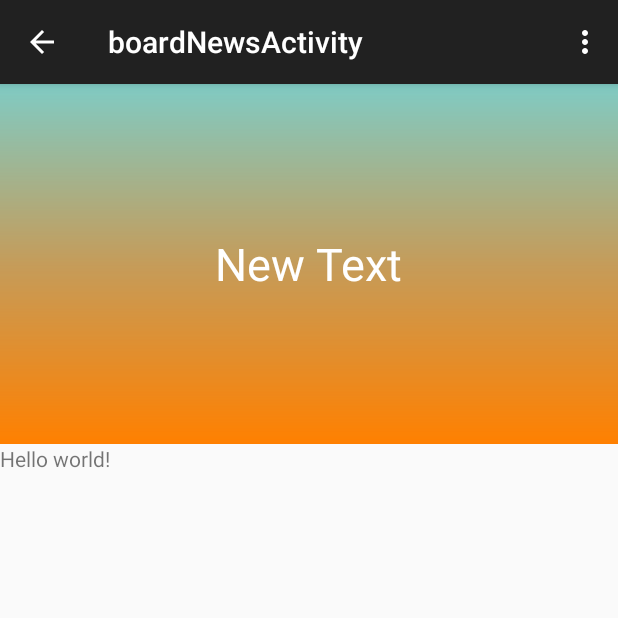
After one commit to Fesswood/boardRider, an Android app: the boardNewsActivity screen opened directly, with no data from a screen before it, on a phone screen of 412 x 824 dp, the top half of it. The commit adds this screen. Run offline under Robolectric (Android 15) with nearby library versions, the phone set to English and light mode, and no system bars; our stand-ins replace Picasso, Volley; network calls fail; pictures from the network do not load; 4 statements that could not run were skipped.

Commit message:
Add News Activity and fragment, add save data instance on screen rotate.

```diff
--- /dev/null
+++ b/app/src/main/java/goodline/info/boardrider/boardNewsActivity.java
@@ -0,0 +1,39 @@
+package goodline.info.boardrider;
+
+import android.support.v7.app.ActionBarActivity;
+import android.os.Bundle;
+import android.view.Menu;
+import android.view.MenuItem;
+
+
+public class boardNewsActivity extends ActionBarActivity {
+
+    @Override
+    protected void onCreate(Bundle savedInstanceState) {
+        super.onCreate(savedInstanceState);
+        setContentView(R.layout.activity_board_news);
+    }
+
+
+    @Override
+    public boolean onCreateOptionsMenu(Menu menu) {
+        // Inflate the menu; this adds items to the action bar if it is present.
+        getMenuInflater().inflate(R.menu.menu_board_news, menu);
+        return true;
+    }
+
+    @Override
+    public boolean onOptionsItemSelected(MenuItem item) {
+        // Handle action bar item clicks here. The action bar will
+        // automatically handle clicks on the Home/Up button, so long
+        // as you specify a parent activity in AndroidManifest.xml.
+        int id = item.getItemId();
+
+        //noinspection SimplifiableIfStatement
+        if (id == R.id.action_settings) {
+            return true;
+        }
+
+        return super.onOptionsItemSelected(item);
+    }
+}
--- /dev/null
+++ b/app/src/main/java/goodline/info/boardrider/boardNewsFragment.java
@@ -0,0 +1,195 @@
+package goodline.info.boardrider;
+
+import android.app.ActionBar;
+import android.content.res.Resources;
+import android.graphics.Bitmap;
+import android.graphics.Canvas;
+import android.graphics.drawable.BitmapDrawable;
+import android.graphics.drawable.Drawable;
+import android.os.AsyncTask;
+import android.support.v4.app.Fragment;
+import android.os.Bundle;
+import android.text.Html;
+import android.util.Log;
+import android.view.LayoutInflater;
+import android.view.View;
+import android.view.ViewGroup;
+import android.widget.ImageView;
+import android.widget.TextView;
+import android.widget.Toast;
+import android.widget.Toolbar;
+
+import com.android.volley.Request;
+import com.android.volley.Response;
+import com.android.volley.VolleyError;
+import com.android.volley.toolbox.StringRequest;
+import com.squareup.picasso.Picasso;
+
+import org.jsoup.Jsoup;
+import org.jsoup.nodes.Document;
+import org.jsoup.nodes.Element;
+import org.jsoup.select.Elements;
+
+import java.util.ArrayList;
+
+import valleyapp.VolleyApplication;
+
+
+/**
+ * A placeholder fragment containing a simple view.
+ */
+public class boardNewsFragment extends Fragment {
+
+    private static final String TAG= "boardNewsFragment";
+    private ImageView mTitleImageView;
+    private TextView mTitleView;
+    private TextView mArticleView;
+    private BoardNews mBoardNews;
+
+    public boardNewsFragment() {
+
+    }
+
+    @Override
+    public void onActivityCreated(Bundle savedInstanceState) {
+        super.onActivityCreated(savedInstanceState);
+
+        mBoardNews      = (BoardNews) getActivity().getIntent().getParcelableExtra(BoardRiderFragment.SELECTED_NEWS);
+        mTitleImageView = (ImageView)getView().findViewById(R.id.title_image);
+        mTitleView      = (TextView) getView().findViewById(R.id.titleView);
+        mArticleView      = (TextView) getView().findViewById(R.id.article_content);
+        mTitleView.setText(mBoardNews.getTitle());
+
+
+        Picasso.with(getActivity())
+                .load(mBoardNews.getImageUrl())
+                .fit()
+                .centerCrop()
+                .into(mTitleImageView);
+
+        getActivity().setTitle(mBoardNews.getTitle());
+        fetchArticle();
+    }
+
+    @Override
+    public View onCreateView(LayoutInflater inflater, ViewGroup container,
+                             Bundle savedInstanceState) {
+        return inflater.inflate(R.layout.fragment_board_news, container, false);
+    }
+    private void fetchArticle(){
+
+        StringRequest stringRequest;
+            stringRequest = new StringRequest(Request.Method.GET, mBoardNews.getArticleUrl(),
+                    new Response.Listener<String>() {
+                        @Override
+                        public void onResponse(String response) {
+                            String articleHTML = parseArticle(response);
+                            mArticleView.setText(Html.fromHtml(articleHTML,
+                                                 new PicassoImageGetter(
+                                                         mArticleView,
+                                                         Resources.getSystem(),
+                                                         Picasso.with(getActivity())
+                                                 ), null));
+                        }
+                    }, new Response.ErrorListener() {
+                @Override
+                public void onErrorResponse(VolleyError error) {
+                    Toast.makeText(getActivity(), R.string.error_load_data, Toast.LENGTH_SHORT).show();
+                    Log.e(TAG, error.getMessage());
+                }
+            });
+            VolleyApplication.getInstance().getRequestQueue().add(stringRequest);
+        }
+
+    private String parseArticle(String HTML){
+         Document doc =null;
+        try {
+            doc = Jsoup.parse(HTML);
+        } catch (Exception e) {
+            // TODO Auto-generated catch block
+            Log.e(null,e.getMessage(),e);
+        }
+        Elements article = doc.select(".topic-content.text");
+        return article.html();
+       /* String imageUrl,articleTitle,articleUrl,articleDate;
+        Elements titleElemet,imageElement, timeElement;
+
+            titleElemet = article.select(".topic-title a");
+            articleTitle=titleElemet.text();
+            articleUrl=titleElemet.attr("href");
+            imageElement = article.select(".preview img");
+            imageUrl= imageElement.attr("src");
+            timeElement = article.select(".topic-header time");
+            articleDate=timeElement.text();
+            BoardNews parsedNews= new BoardNews(articleTitle,imageUrl,articleUrl,articleDate);
+            newsArrayList.add(parsedNews);*/
+    }
+
+    public class PicassoImageGetter implements Html.ImageGetter {
+
+        final Resources resources;
+
+        final Picasso pablo;
+
+        final TextView textView;
+
+        public PicassoImageGetter(final TextView textView, final Resources resources, final Picasso pablo) {
+            this.textView = textView;
+            this.resources = resources;
+            this.pablo = pablo;
+        }
+
+        @Override
+        public Drawable getDrawable(final String source) {
+            final BitmapDrawablePlaceHolder result = new BitmapDrawablePlaceHolder();
+
+            new AsyncTask<Void, Void, Bitmap>() {
+
+                @Override
+                protected Bitmap doInBackground(final Void... meh) {
+                    try {
+                        return pablo.load(source).get();
+                    } catch (Exception e) {
+                        return null;
+                    }
+                }
+
+                @Override
+                protected void onPostExecute(final Bitmap bitmap) {
+                    try {
+                        final BitmapDrawable drawable = new BitmapDrawable(resources, bitmap);
+
+                        drawable.setBounds(0, 0, drawable.getIntrinsicWidth(), drawable.getIntrinsicHeight());
+
+                        result.setDrawable(drawable);
+                        result.setBounds(0, 0, drawable.getIntrinsicWidth(), drawable.getIntrinsicHeight());
+
+                        textView.setText(textView.getText()); // invalidate() doesn't work correctly...
+                    } catch (Exception e) {
+                /* nom nom nom*/
+                    }
+                }
+
+            }.execute((Void) null);
+
+            return result;
+        }
+
+        class BitmapDrawablePlaceHolder extends BitmapDrawable {
+
+            protected Drawable drawable;
+
+            @Override
+            public void draw(final Canvas canvas) {
+                if (drawable != null) {
+                    drawable.draw(canvas);
+                }
+            }
+
+            public void setDrawable(Drawable drawable) {
+                this.drawable = drawable;
+            }
+
+        }
+    }
+}
--- /dev/null
+++ b/app/src/main/res/drawable/gradient.xml
@@ -0,0 +1,14 @@
+<?xml version="1.0" encoding="utf-8"?>
+<shape xmlns:android="http://schemas.android.com/apk/res/android" android:shape="rectangle" >
+    <gradient
+        android:startColor="#00ECECEC"
+        android:centerColor="#8aff7400"
+        android:endColor="#FFFF8000"
+        android:angle="270"
+        android:dither="true"
+        />
+    <corners
+        android:radius="0dp"/>
+
+
+</shape>
--- /dev/null
+++ b/app/src/main/res/layout/fragment_board_news.xml
@@ -0,0 +1,47 @@
+<?xml version="1.0" encoding="utf-8"?>
+<ScrollView xmlns:android="http://schemas.android.com/apk/res/android"
+                xmlns:tools="http://schemas.android.com/tools"
+                android:layout_width="match_parent"
+                android:layout_height="match_parent"
+                android:paddingBottom="@dimen/activity_vertical_margin"
+                tools:context="goodline.info.boardrider.boardNewsFragment">
+    <LinearLayout
+        android:orientation="vertical"
+        android:layout_width="match_parent"
+        android:layout_height="wrap_content">
+        <RelativeLayout
+            android:layout_width="match_parent"
+            android:layout_height="wrap_content">
+                <ImageView
+                    android:id="@+id/title_image"
+                    android:layout_width="match_parent"
+                    android:layout_height="240dp"
+                    android:adjustViewBounds="true"
+                    android:background="@color/accent_material_dark"/>
+                <RelativeLayout
+                    android:layout_width="match_parent"
+                    android:layout_height="240dp"
+                    android:layout_gravity="right"
+                    android:background="@drawable/gradient">
+                    <TextView
+                        android:layout_width="wrap_content"
+                        android:layout_height="wrap_content"
+                        android:text="New Text"
+                        android:id="@+id/titleView"
+                        android:textColor="@color/primary_text_default_material_dark"
+                        android:textAlignment="center"
+                        android:layout_margin="1dp"
+                        android:textSize="30dp"
+                        android:layout_centerInParent="true"
+                        />
+                </RelativeLayout>
+        </RelativeLayout>
+
+        <TextView
+            android:id="@+id/article_content"
+            android:text="@string/hello_world"
+            android:layout_width="wrap_content"
+            android:layout_height="wrap_content"/>
+    </LinearLayout>
+
+</ScrollView>
--- /dev/null
+++ b/app/src/main/res/menu/menu_board_news.xml
@@ -0,0 +1,9 @@
+<menu xmlns:android="http://schemas.android.com/apk/res/android"
+      xmlns:app="http://schemas.android.com/apk/res-auto"
+      xmlns:tools="http://schemas.android.com/tools"
+      tools:context="goodline.info.boardrider.boardNewsActivity">
+    <item android:id="@+id/action_settings"
+          android:title="@string/action_settings"
+          android:orderInCategory="100"
+          app:showAsAction="never"/>
+</menu>
--- a/app/src/main/res/values/strings.xml
+++ b/app/src/main/res/values/strings.xml
@@ -6,4 +6,6 @@
     <string name="title_activity_board_rider">BoardRider</string>
     <string name="refresh_started">Загружаем Новости</string>
     <string name="refresh_finished">Загрузка завершена</string>
+    <string name="error_load_data">Загрузка данных завершилась с ошибкой. Попробуйте еще раз.</string>
+    <string name="title_activity_board_news">boardNewsActivity</string>
 </resources>
```
Also changed, not shown: app/src/main/AndroidManifest.xml (+8 -0 lines), app/src/main/java/goodline/info/boardrider/BoardNews.java (+79 -1 lines), app/src/main/java/goodline/info/boardrider/BoardNewsLab.java (deleted, +0 -32 lines), app/src/main/java/goodline/info/boardrider/BoardRiderFragment.java (+82 -16 lines), app/src/main/java/goodline/info/boardrider/NewsRecordAdapter.java (+37 -10 lines), app/src/main/res/layout/activity_board_news.xml (added, +7 -0 lines), 1 other file.
